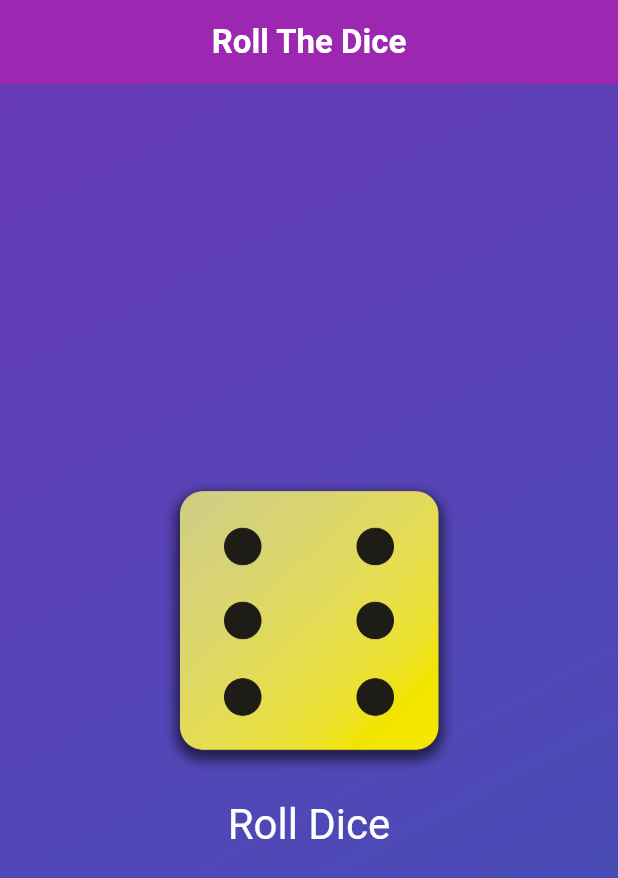
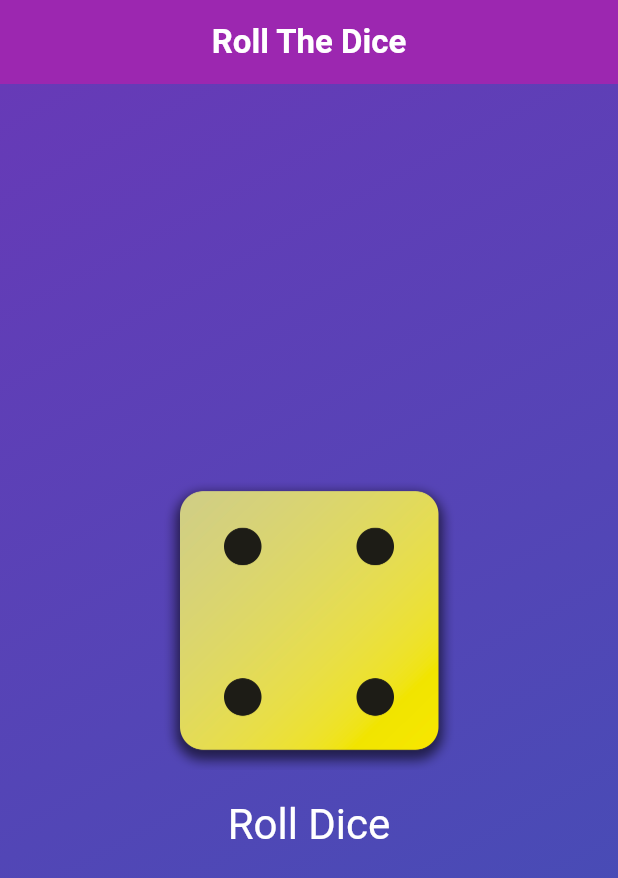
Before and after one commit to Saimur88/Roll_Dice, a Flutter app: the screen it shows after launch, after a tap on "Roll Dice", on a phone screen of 412 x 824 dp. Shown: the top 878 px of the screen. Run offline on Flutter 3.47's test engine with Material 3 defaults, Android fonts, the phone set to English and light mode, and no system bars.

Commit message:
Fixed Roll Dice Not Working Bug

```diff
--- a/lib/dice_roller.dart
+++ b/lib/dice_roller.dart
@@ -12,10 +12,12 @@ class DiceRoller extends StatefulWidget {
 
 class _DiceRollerState extends State<DiceRoller>{
 
-  var activeDiceImage = 'assets/images/dice-6.png';
+  var activeDiceImage = 'assets/images/dice-3.png';
 
   void rollDice(){
-    activeDiceImage = 'assets/images/dice-2.png';
+    setState(() {
+      activeDiceImage = 'assets/images/dice-4.png';
+    });
   }
 
 
@@ -25,7 +27,7 @@ class _DiceRollerState extends State<DiceRoller>{
       child: Column(
           mainAxisSize: MainAxisSize.min,
           children: [
-          Image.asset('assets/images/dice-6.png',width: 200,),
+          Image.asset(activeDiceImage,width: 200,),
       TextButton(
       onPressed: rollDice,
       style: TextButton.styleFrom(
```
